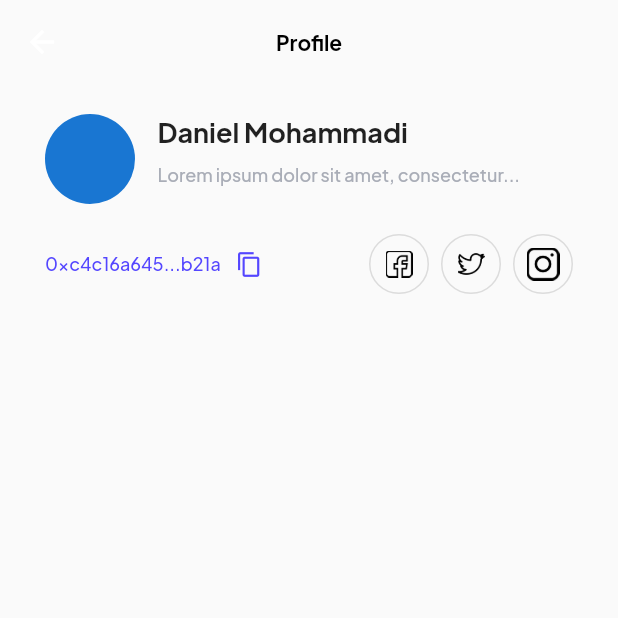
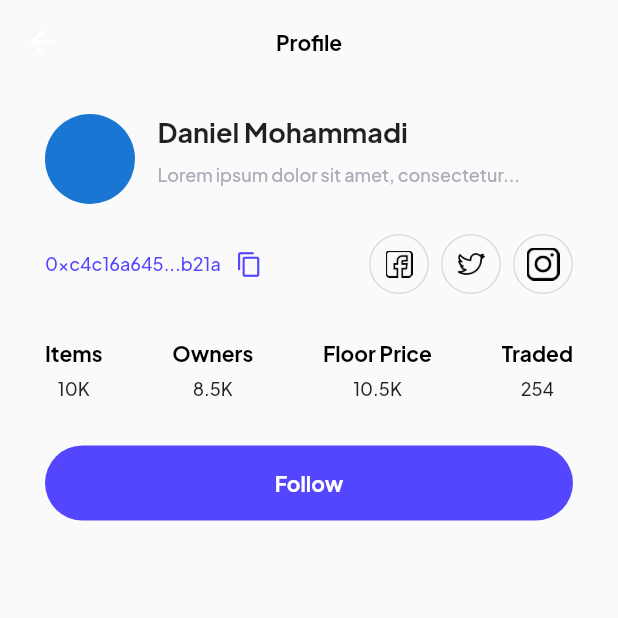
Before and after one commit to ZRShamim/nft_market, a Flutter app: the ProfilePage screen opened directly, on a phone screen of 412 x 824 dp, the top half of it. Run offline on Flutter 3.47's test engine with Material 2 defaults, Android fonts, the phone set to English and light mode, and no system bars; our stand-ins replace email_validator, firebase_auth, firebase_core, flutter_inset_box_shadow, google_sign_in, lottie and 1 more; accounts and stored records are empty.

```diff
--- a/lib/view/global_widgets/custom_container.dart
+++ b/lib/view/global_widgets/custom_container.dart
@@ -16,12 +16,9 @@ class CustomContainer extends StatelessWidget {
   @override
   Widget build(BuildContext context) {
     return Container(
-      // margin: const EdgeInsets.symmetric(horizontal: 15),
-      // padding: const EdgeInsets.symmetric(horizontal: 8, vertical: 8),
       width: width,
       height: height,
       decoration: BoxDecoration(
-        // color: Colors.black,
         borderRadius: BorderRadius.circular(radius),
         border: Border.all(
           color: Colors.black12,
--- /dev/null
+++ b/lib/view/home_page/see_all_page/see_all_page.dart
@@ -0,0 +1,19 @@
+import 'package:flutter/material.dart';
+
+class SeeAllPage extends StatelessWidget {
+  const SeeAllPage({Key? key}) : super(key: key);
+
+  @override
+  Widget build(BuildContext context) {
+    return GridView.builder(
+      gridDelegate: const SliverGridDelegateWithMaxCrossAxisExtent(
+        maxCrossAxisExtent: 200,
+        // childAspectRatio: 3 / 2,
+        crossAxisSpacing: 20,
+        mainAxisSpacing: 20,
+      ),
+      itemCount: 10,
+      itemBuilder: (ctx, i) => Container(),
+    );
+  }
+}
--- a/lib/view/profile_page/profile_page.dart
+++ b/lib/view/profile_page/profile_page.dart
@@ -120,12 +120,96 @@ class ProfilePage extends StatelessWidget {
                       ),
                     ),
                   ],
-                )
+                ),
               ],
-            )
+            ),
+            const SizedBox(
+              height: 30,
+            ),
+            Row(
+              mainAxisAlignment: MainAxisAlignment.spaceBetween,
+              children: const [
+                InfoColumn(
+                  titleText: 'Items',
+                  subtitleText: '10K',
+                ),
+                InfoColumn(
+                  titleText: 'Owners',
+                  subtitleText: '8.5K',
+                ),
+                InfoColumn(
+                  titleText: 'Floor Price',
+                  subtitleText: '10.5K',
+                ),
+                InfoColumn(
+                  titleText: 'Traded',
+                  subtitleText: '254',
+                ),
+              ],
+            ),
+            const SizedBox(
+              height: 30,
+            ),
+            SizedBox(
+              width: double.infinity,
+              height: 50,
+              child: ElevatedButton(
+                style: ButtonStyle(
+                  backgroundColor: MaterialStateProperty.all(
+                    const Color(0xff5446FF),
+                  ),
+                  elevation: MaterialStateProperty.all(0),
+                  shape: MaterialStateProperty.all(
+                    RoundedRectangleBorder(
+                      borderRadius: BorderRadius.circular(50),
+                    ),
+                  ),
+                ),
+                onPressed: () {},
+                child: Text(
+                  'Follow',
+                  style: TextStyle(
+                    fontSize: textStyle14.fontSize,
+                    fontWeight: textStyle14.fontWeight,
+                  ),
+                ),
+              ),
+            ),
+            const SizedBox(
+              height: 30,
+            ),
           ],
         ),
       ),
     );
   }
 }
+
+class InfoColumn extends StatelessWidget {
+  const InfoColumn({
+    Key? key,
+    required this.titleText,
+    required this.subtitleText,
+  }) : super(key: key);
+  final String titleText;
+  final String subtitleText;
+
+  @override
+  Widget build(BuildContext context) {
+    return Column(
+      children: [
+        Text(
+          titleText,
+          style: textStyle14,
+        ),
+        const SizedBox(
+          height: 8,
+        ),
+        Text(
+          subtitleText,
+          style: textStyle12,
+        ),
+      ],
+    );
+  }
+}
--- a/lib/view/style/style.dart
+++ b/lib/view/style/style.dart
@@ -17,6 +17,11 @@ const TextStyle textStyle18 = TextStyle(
   fontWeight: FontWeight.w700,
 );
 
+const TextStyle textStyle12 = TextStyle(
+  fontSize: 12,
+  fontWeight: FontWeight.w500,
+);
+
 const TextStyle textStyleGreen = TextStyle(
   color: Color(
     0xff25D76C,
```
